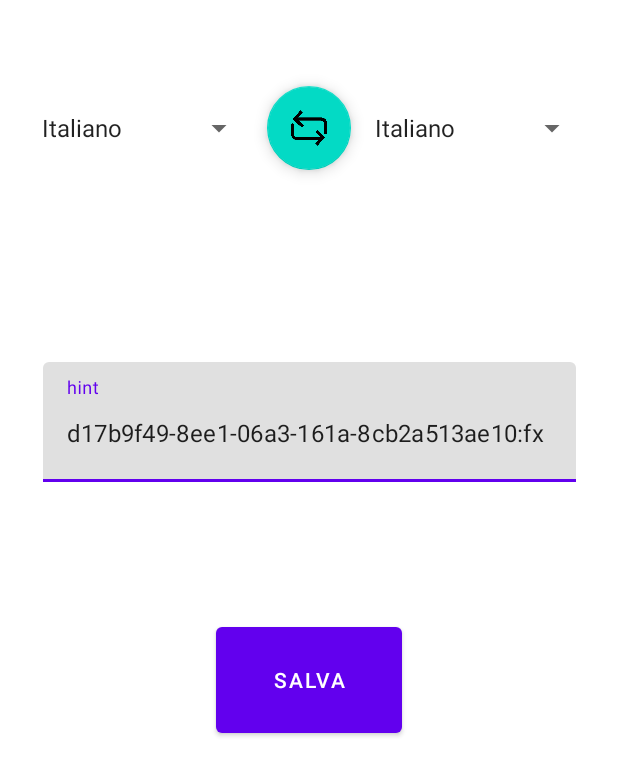
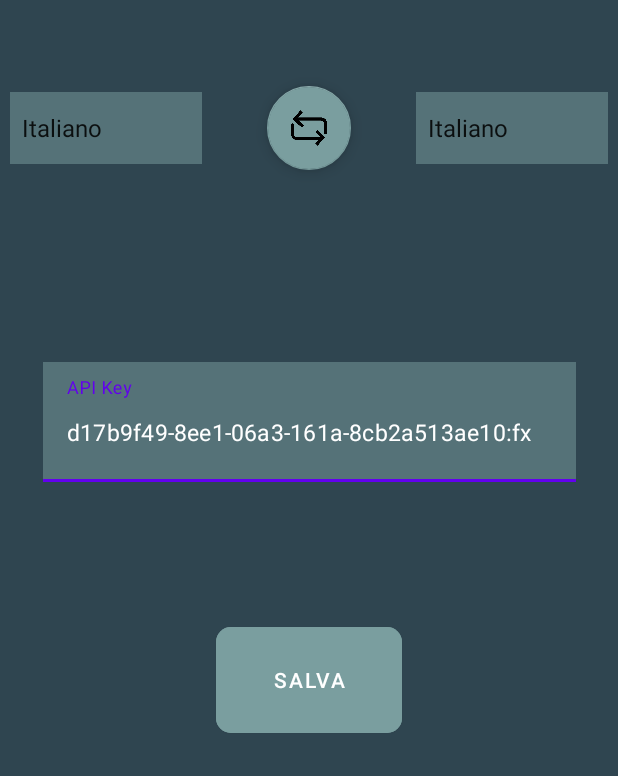
Before and after one commit to MereacreEugen01/Traduttore, an Android app: the Impostazioni screen opened directly, with no data from a screen before it, after a tap on an icon or button, on a phone screen of 412 x 824 dp. Shown: the top 776 px of the screen. Run offline under Robolectric (Android 15) with nearby library versions, the phone set to English and light mode, and no system bars; network calls fail.

Commit message:
Modifica interfaccia

```diff
--- a/app/src/main/res/layout/activity_impostazioni.xml
+++ b/app/src/main/res/layout/activity_impostazioni.xml
@@ -4,15 +4,17 @@
     xmlns:tools="http://schemas.android.com/tools"
     android:layout_width="match_parent"
     android:layout_height="match_parent"
+    android:background="#2F4550"
     tools:context=".Impostazioni">
 
 
     <Spinner
         android:id="@+id/linguaPartenza"
-        android:layout_width="150dp"
+        android:layout_width="128dp"
         android:layout_height="48dp"
         android:layout_marginTop="50dp"
         android:layout_marginBottom="50dp"
+        android:background="#557278"
         android:entries="@array/linguaPartenza"
         android:minHeight="48dp"
         app:layout_constraintBottom_toTopOf="@+id/guideline2"
@@ -22,10 +24,11 @@
 
     <Spinner
         android:id="@+id/linguaArrivo"
-        android:layout_width="150dp"
+        android:layout_width="128dp"
         android:layout_height="48dp"
         android:layout_marginTop="50dp"
         android:layout_marginBottom="50dp"
+        android:background="#557278"
         android:entries="@array/linguaArrivo"
         app:layout_constraintBottom_toTopOf="@+id/guideline2"
         app:layout_constraintEnd_toStartOf="@+id/guideline5"
@@ -72,14 +75,14 @@
         android:layout_width="wrap_content"
         android:layout_height="wrap_content"
         android:orientation="vertical"
-        app:layout_constraintGuide_end="20dp" />
+        app:layout_constraintGuide_end="7dp" />
 
     <androidx.constraintlayout.widget.Guideline
         android:id="@+id/guideline6"
         android:layout_width="wrap_content"
         android:layout_height="wrap_content"
         android:orientation="vertical"
-        app:layout_constraintGuide_begin="20dp" />
+        app:layout_constraintGuide_begin="7dp" />
 
     <androidx.constraintlayout.widget.Guideline
         android:id="@+id/guideline7"
@@ -119,9 +122,13 @@
 
         <com.google.android.material.textfield.TextInputEditText
             android:id="@+id/key"
-            android:layout_width="match_parent"
+            android:layout_width="370dp"
             android:layout_height="match_parent"
-            android:hint="hint"
+            android:background="#557278"
+            android:editable="false"
+            android:hint="API Key"
+            android:textColor="@color/white"
+            android:textSize="15sp"
             app:boxStrokeWidth="0dp"
             app:boxStrokeWidthFocused="0dp" />
     </com.google.android.material.textfield.TextInputLayout>
@@ -130,8 +137,10 @@
         android:id="@+id/buttonsave"
         android:layout_width="0dp"
         android:layout_height="0dp"
+        android:backgroundTint="#7A9E9F"
         android:onClick="onClickSave"
         android:text="Salva"
+        app:cornerRadius="10dip"
         app:layout_constraintBottom_toTopOf="@+id/guideline12"
         app:layout_constraintEnd_toStartOf="@+id/guideline11"
         app:layout_constraintStart_toStartOf="@+id/guideline8"
@@ -145,10 +154,12 @@
         android:layout_marginBottom="50dp"
         android:clickable="true"
         android:onClick="onClickScambia"
+        app:backgroundTint="#7A9E9F"
         app:layout_constraintBottom_toTopOf="@+id/guideline2"
         app:layout_constraintEnd_toStartOf="@+id/linguaArrivo"
         app:layout_constraintStart_toEndOf="@+id/linguaPartenza"
         app:layout_constraintTop_toTopOf="@+id/guideline4"
-        app:srcCompat="@drawable/switchlingue" />
+        app:srcCompat="@drawable/switchlingue"
+        tools:ignore="SpeakableTextPresentCheck" />
 
 </androidx.constraintlayout.widget.ConstraintLayout>
```
Also changed, not shown: app/src/main/res/layout/activity_main.xml (+26 -10 lines).
